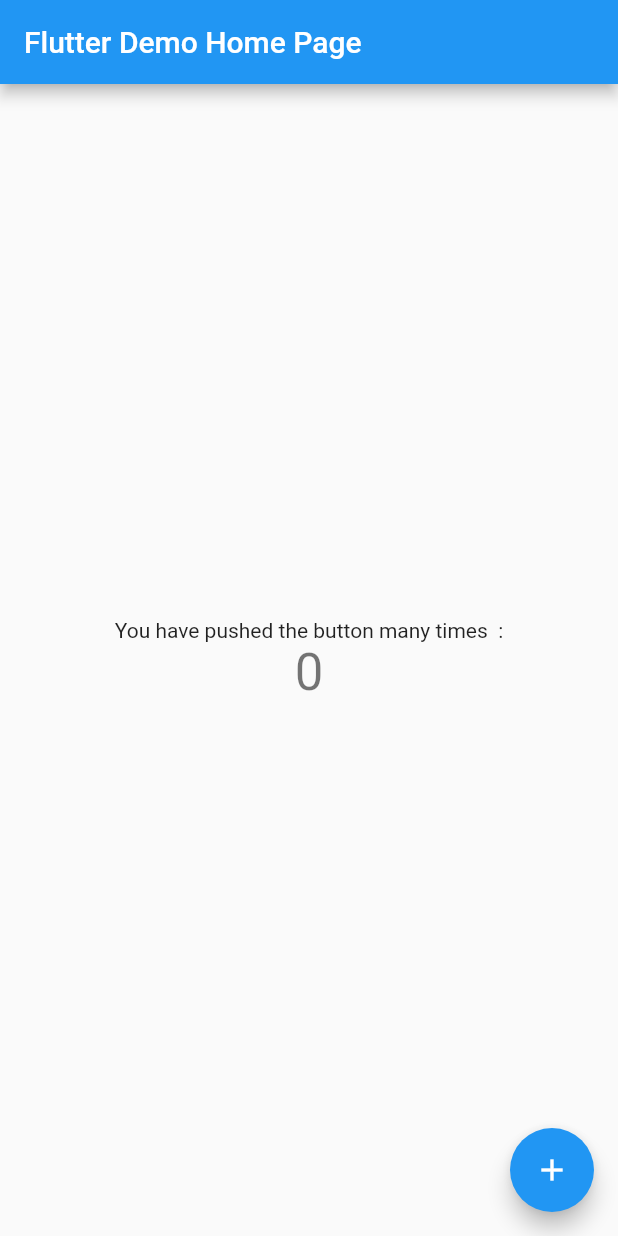
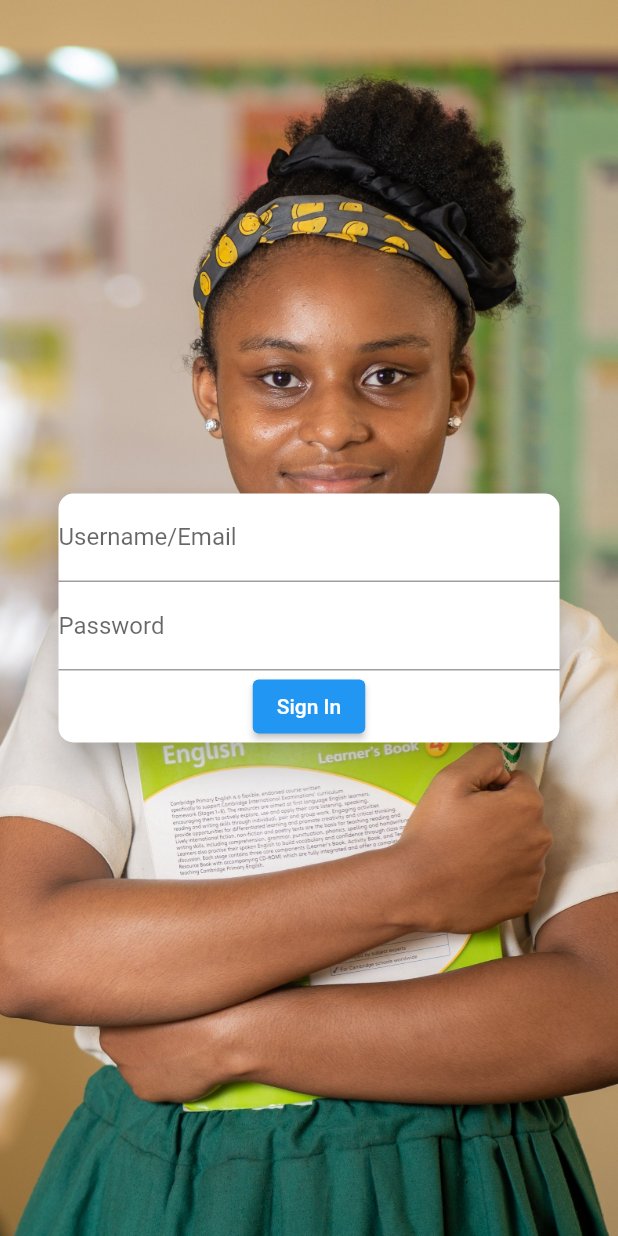
Before and after one commit to richieernesto/extra_classes, a Flutter app: the screen it shows after launch, on a phone screen of 412 x 824 dp. Run offline on Flutter 3.47's test engine with Material 2 defaults, Android fonts, the light colour scheme and no system bars.

Commit message:
Project initialization
Authentication Screen Created

```diff
--- a/lib/main.dart
+++ b/lib/main.dart
@@ -1,4 +1,5 @@
 import 'package:flutter/material.dart';
+import './screens/auth_screen.dart';
 
 void main() {
   runApp(const MyApp());
@@ -12,104 +13,11 @@
   Widget build(BuildContext context) {
     return MaterialApp(
       title: 'Flutter Demo',
+      debugShowCheckedModeBanner: false,
       theme: ThemeData(
-        // This is the theme of your application.
-        //
-        // Try running your application with "flutter run". You'll see the
-        // application has a blue toolbar. Then, without quitting the app, try
-        // changing the primarySwatch below to Colors.green and then invoke
-        // "hot reload" (press "r" in the console where you ran "flutter run",
-        // or simply save your changes to "hot reload" in a Flutter IDE).
-        // Notice that the counter didn't reset back to zero; the application
-        // is not restarted.
         primarySwatch: Colors.blue,
       ),
-      home: const MyHomePage(title: 'Flutter Demo Home Page'),
+      home: AuthScreen(),
     );
   }
 }
-
-class MyHomePage extends StatefulWidget {
-  const MyHomePage({Key? key, required this.title}) : super(key: key);
-
-  // This widget is the home page of your application. It is stateful, meaning
-  // that it has a State object (defined below) that contains fields that affect
-  // how it looks.
-
-  // This class is the configuration for the state. It holds the values (in this
-  // case the title) provided by the parent (in this case the App widget) and
-  // used by the build method of the State. Fields in a Widget subclass are
-  // always marked "final".
-
-  final String title;
-
-  @override
-  State<MyHomePage> createState() => _MyHomePageState();
-}
-
-class _MyHomePageState extends State<MyHomePage> {
-  int _counter = 0;
-
-  void _incrementCounter() {
-    setState(() {
-      // This call to setState tells the Flutter framework that something has
-      // changed in this State, which causes it to rerun the build method below
-      // so that the display can reflect the updated values. If we changed
-      // _counter without calling setState(), then the build method would not be
-      // called again, and so nothing would appear to happen.
-      _counter++;
-    });
-  }
-
-  @override
-  Widget build(BuildContext context) {
-    // This method is rerun every time setState is called, for instance as done
-    // by the _incrementCounter method above.
-    //
-    // The Flutter framework has been optimized to make rerunning build methods
-    // fast, so that you can just rebuild anything that needs updating rather
-    // than having to individually change instances of widgets.
-    return Scaffold(
-      appBar: AppBar(
-        // Here we take the value from the MyHomePage object that was created by
-        // the App.build method, and use it to set our appbar title.
-        title: Text(widget.title),
-      ),
-      body: Center(
-        // Center is a layout widget. It takes a single child and positions it
-        // in the middle of the parent.
-        child: Column(
-          // Column is also a layout widget. It takes a list of children and
-          // arranges them vertically. By default, it sizes itself to fit its
-          // children horizontally, and tries to be as tall as its parent.
-          //
-          // Invoke "debug painting" (press "p" in the console, choose the
-          // "Toggle Debug Paint" action from the Flutter Inspector in Android
-          // Studio, or the "Toggle Debug Paint" command in Visual Studio Code)
-          // to see the wireframe for each widget.
-          //
-          // Column has various properties to control how it sizes itself and
-          // how it positions its children. Here we use mainAxisAlignment to
-          // center the children vertically; the main axis here is the vertical
-          // axis because Columns are vertical (the cross axis would be
-          // horizontal).
-          mainAxisAlignment: MainAxisAlignment.center,
-          children: <Widget>[
-            const Text(
-              'You have pushed the button many times  :',
-            ),
-            Text(
-              '$_counter',
-              style: Theme.of(context).textTheme.headline4,
-            ),
-          ],
-        ),
-      ),
-      floatingActionButton: FloatingActionButton(
-        onPressed: _incrementCounter,
-        tooltip: 'Increment',
-        child: const Icon(Icons.add),
-      ), // This trailing comma makes auto-formatting nicer for build methods.
-    );
-  }
-}
--- /dev/null
+++ b/lib/screens/auth_screen.dart
@@ -0,0 +1,30 @@
+import 'package:flutter/material.dart';
+import '../widgets/auth_card.dart';
+
+class AuthScreen extends StatelessWidget {
+  const AuthScreen({ Key? key }) : super(key: key);
+
+  @override
+  Widget build(BuildContext context) {
+    final deviceSize = MediaQuery.of(context).size;
+    return Scaffold(
+      body: SafeArea(
+              child: Stack(
+          children: <Widget> [
+            Container(
+              child: Image.asset('lib/assets/img/bgimage.jpg', fit: BoxFit.fitHeight,),
+             height: double.infinity,
+            //  width: double.infinity,
+
+              ),
+              Container(
+                  alignment: Alignment.center,
+                  padding: EdgeInsets.all(35),
+                  child: AuthCard()),
+          ]
+        ),
+      )
+
+    );
+  }
+}
--- /dev/null
+++ b/lib/widgets/auth_card.dart
@@ -0,0 +1,42 @@
+import 'package:flutter/material.dart';
+
+class AuthCard extends StatefulWidget {
+  const AuthCard({ Key? key }) : super(key: key);
+
+  @override
+  State<AuthCard> createState() => _AuthCardState();
+}
+
+class _AuthCardState extends State<AuthCard> {
+  final GlobalKey<FormState> _formKey = GlobalKey();
+  @override
+  Widget build(BuildContext context) {
+    return Container(
+      child: Card(
+        shape: RoundedRectangleBorder(borderRadius: BorderRadius.circular(10.0)),
+        elevation: 10.0,
+        child: Form(
+          key: _formKey,
+          child: SingleChildScrollView(
+            child: Column(children: <Widget>[
+              TextFormField(
+                decoration: InputDecoration(
+                  labelStyle: TextStyle(text: TextAlign.center),
+                  labelText: 'Username/Email'
+                ),
+                keyboardType: TextInputType.emailAddress,
+              ),
+              TextFormField(
+                decoration: InputDecoration(
+                  labelText: 'Password'
+                ),
+                obscureText: true,
+              ),
+              ElevatedButton(onPressed: (){}, child: Text("Sign In"))
+            ]),
+          ) ,
+          ),
+      ),
+    );
+  }
+}
--- a/pubspec.yaml
+++ b/pubspec.yaml
@@ -58,9 +58,9 @@
   uses-material-design: true
 
   # To add assets to your application, add an assets section, like this:
-  # assets:
-  #   - images/a_dot_burr.jpeg
-  #   - images/a_dot_ham.jpeg
+  assets:
+     - lib/assets/img/
+    #  - images/a_dot_ham.jpeg
 
   # An image asset can refer to one or more resolution-specific "variants", see
   # https://flutter.dev/assets-and-images/#resolution-aware.
```
Also changed, not shown: lib/assets/img/bgimage.jpg (added).
